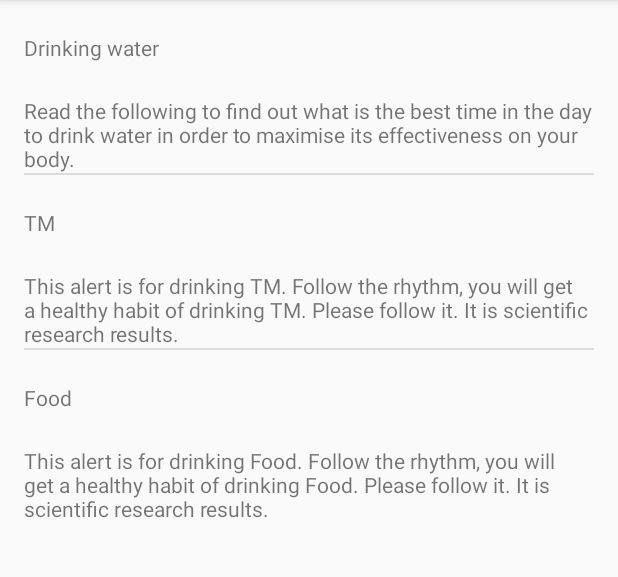
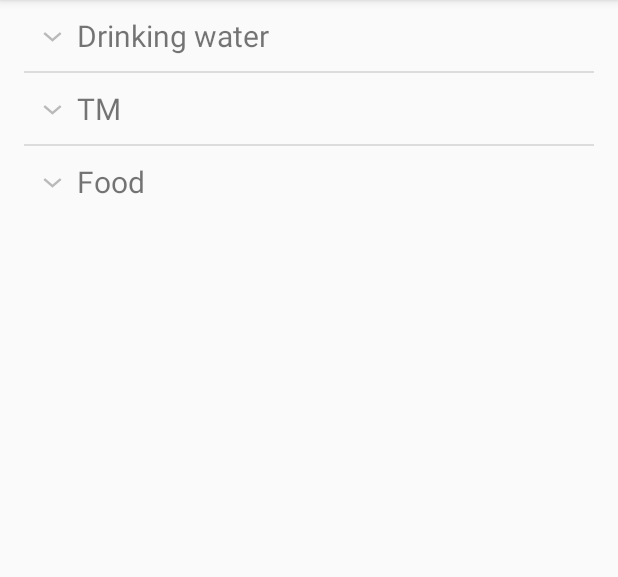
Before and after one commit to michael0521/MUM-DEVFEST, an Android app: the MainActivity screen opened directly, with no data from a screen before it, on a phone screen of 412 x 824 dp, the part 84-661 px from its top. Run offline under Robolectric (Android 15) with nearby library versions, the phone set to English and light mode, and no system bars; 1 statement that could not run was skipped.

Commit message:
xiankun modify the listview to expandable list view
Signed-off-by: xiankun.zhu <xiankun.zhu@gmail.com>

```diff
--- a/DevFest/app/src/main/java/com/mum/ten/devfest/MainActivity.java
+++ b/DevFest/app/src/main/java/com/mum/ten/devfest/MainActivity.java
@@ -7,7 +7,7 @@ import android.support.v7.app.AppCompatActivity;
 import android.support.v7.widget.Toolbar;
 import android.view.Menu;
 import android.view.MenuItem;
-import android.widget.ListView;
+import android.widget.ExpandableListView;
 
 
 public class MainActivity extends AppCompatActivity {
@@ -16,6 +16,9 @@ public class MainActivity extends AppCompatActivity {
      * ATTENTION: This was auto-generated to implement the App Indexing API.
      * See https://g.co/AppIndexing/AndroidStudio for more information.
      */
+
+    ExpandableListView listActsEx;
+    MyExpandableListAdapter adapterEx;
 
     @Override
     protected void onCreate(Bundle savedInstanceState) {
@@ -34,9 +37,10 @@ public class MainActivity extends AppCompatActivity {
         Toolbar toolbar = (Toolbar) findViewById(R.id.toolbar);
         setSupportActionBar(toolbar);
 
-        ListView listActs = (ListView) findViewById(R.id.list_acts);
-        MyListAdapter adapter = new MyListAdapter(this);
-        listActs.setAdapter(adapter);
+        // expandable list view
+        listActsEx = (ExpandableListView) findViewById(R.id.list_acts_expand);
+        adapterEx = new MyExpandableListAdapter(this);
+        listActsEx.setAdapter(adapterEx);
     }
 
 
--- /dev/null
+++ b/DevFest/app/src/main/java/com/mum/ten/devfest/MyExpandableListAdapter.java
@@ -0,0 +1,102 @@
+package com.mum.ten.devfest;
+
+import android.content.Context;
+import android.view.LayoutInflater;
+import android.view.View;
+import android.view.ViewGroup;
+import android.widget.BaseExpandableListAdapter;
+import android.widget.TextView;
+
+/**
+ * Created by Administrator on 12/26/2015.
+ */
+public class MyExpandableListAdapter extends BaseExpandableListAdapter{
+    static final int ALERT_TOTAL = 3;
+    static final int ALERT_DRINK = 0;
+    static final int ALERT_TM = 1;
+    static final int ALERT_FOOD = 2;
+
+    private Context mContext;
+
+    public MyExpandableListAdapter(Context context) {
+        mContext = context;
+    }
+
+    @Override
+    public int getGroupCount() {
+        return ALERT_TOTAL;
+    }
+
+    @Override
+    public int getChildrenCount(int groupPosition) {
+        return 1;
+    }
+
+    @Override
+    public Object getGroup(int groupPosition) {
+        if(groupPosition == ALERT_DRINK)
+            return mContext.getResources().getString(R.string.action_item_title_drink);
+        else if (groupPosition == ALERT_TM)
+            return mContext.getResources().getString(R.string.action_item_title_TM);
+        else if (groupPosition == ALERT_FOOD)
+            return mContext.getResources().getString(R.string.action_item_title_food);
+        return null;
+    }
+
+    @Override
+    public Object getChild(int groupPosition, int childPosition) {
+        if(groupPosition == ALERT_DRINK)
+            return mContext.getResources().getString(R.string.action_item_subtitle_drink);
+        else if (groupPosition == ALERT_TM)
+            return mContext.getResources().getString(R.string.action_item_subtitle_TM);
+        else if (groupPosition == ALERT_FOOD)
+            return mContext.getResources().getString(R.string.action_item_subtitle_food);
+        return null;
+    }
+
+    @Override
+    public long getGroupId(int groupPosition) {
+        return groupPosition;
+    }
+
+    @Override
+    public long getChildId(int groupPosition, int childPosition) {
+        return childPosition;
+    }
+
+    @Override
+    public boolean hasStableIds() {
+        return true;
+    }
+
+    @Override
+    public View getGroupView(int groupPosition, boolean isExpanded, View convertView, ViewGroup parent) {
+        LayoutInflater inflater = (LayoutInflater) mContext.getSystemService(Context.LAYOUT_INFLATER_SERVICE);
+
+        if (convertView == null) {
+            convertView = inflater.inflate(R.layout.act_item_group, null);
+        }
+        TextView item = (TextView) convertView.findViewById(R.id.laptop_group);
+        item.setText(this.getGroup(groupPosition).toString());
+
+        return convertView;
+    }
+
+    @Override
+    public View getChildView(int groupPosition, int childPosition, boolean isLastChild, View convertView, ViewGroup parent) {
+        LayoutInflater inflater = (LayoutInflater) mContext.getSystemService(Context.LAYOUT_INFLATER_SERVICE);
+
+        if (convertView == null) {
+            convertView = inflater.inflate(R.layout.act_item_child, null);
+        }
+        TextView item = (TextView) convertView.findViewById(R.id.laptop);
+        item.setText(getChild(groupPosition, childPosition).toString());
+
+        return convertView;
+    }
+
+    @Override
+    public boolean isChildSelectable(int groupPosition, int childPosition) {
+        return true;
+    }
+}
--- a/DevFest/app/src/main/java/com/mum/ten/devfest/MyListAdapter.java
+++ /dev/null
@@ -1,98 +0,0 @@
-package com.mum.ten.devfest;
-
-import android.content.Context;
-import android.util.Log;
-import android.view.LayoutInflater;
-import android.view.View;
-import android.view.ViewGroup;
-import android.view.animation.Animation;
-import android.view.animation.AnimationSet;
-import android.view.animation.ScaleAnimation;
-import android.widget.BaseAdapter;
-import android.widget.LinearLayout;
-import android.widget.TextView;
-
-/**
- * Created by Administrator on 12/24/2015.
- */
-
-public class MyListAdapter extends BaseAdapter {
-    static final int ALERT_TOTAL = 3;
-    static final int ALERT_DRINK = 0;
-    static final int ALERT_TM = 1;
-    static final int ALERT_FOOD = 2;
-
-    LinearLayout titleLayout;
-    LinearLayout layout;
-    TextView title;
-    TextView subTitle;
-
-    LayoutInflater mInflater;
-    public MyListAdapter(Context context) {
-//        mInflater = (LayoutInflater) context.getSystemService(Context.LAYOUT_INFLATER_SERVICE);
-        mInflater = LayoutInflater.from(context);
-    }
-
-    @Override
-    public View getView(int position, View convertView, ViewGroup parent) {
-        if(convertView==null) {
-            convertView = (LinearLayout) mInflater.inflate(R.layout.act_item, null);
-            titleLayout = (LinearLayout) convertView.findViewById(R.id.title);
-            title = (TextView) convertView.findViewById(R.id.title_content);
-            subTitle  = (TextView) convertView.findViewById(R.id.sub_title);
-            if (position == ALERT_DRINK) {
-                title.setText(R.string.action_item_title_drink);
-                subTitle.setText(R.string.action_item_subtitle_drink);
-            } else if (position == ALERT_TM) {
-                title.setText(R.string.action_item_title_TM);
-                subTitle.setText(R.string.action_item_subtitle_TM);
-            } else if (position == ALERT_FOOD) {
-                title.setText(R.string.action_item_title_food);
-                subTitle.setText(R.string.action_item_subtitle_food);
-            }
-            subTitle.setVisibility(View.VISIBLE);
-            titleLayout.setClickable(true);
-            titleLayout.setOnClickListener(new View.OnClickListener() {
-                @Override
-                public void onClick(View v) {
-                    layout = (LinearLayout) mInflater.inflate(R.layout.act_item, null);
-                    subTitle  = (TextView) layout.findViewById(R.id.sub_title);
-                    if (subTitle.getVisibility() == View.VISIBLE) {
-                        AnimationSet animationSet = new AnimationSet(true);
-                        ScaleAnimation animation = new ScaleAnimation(1.0f,0,1.0f,0,Animation.RELATIVE_TO_SELF, 0.5f, Animation.RELATIVE_TO_SELF, 0.5f);
-                        animation.setDuration(1000);
-                        subTitle.setAnimation(animation);
-                        animation.startNow();
-                        subTitle.setVisibility(View.GONE);
-                        Log.d("@@@", "GONE");
-                    } else {
-                        AnimationSet animationSet = new AnimationSet(true);
-                        ScaleAnimation animation = new ScaleAnimation(1.0f,1.0f,0,1.0f,Animation.RELATIVE_TO_SELF, 0.5f, Animation.RELATIVE_TO_SELF, 0.5f);
-                        animation.setDuration(1000);
-                        subTitle.setAnimation(animation);
-                        animation.startNow();
-                        subTitle.setVisibility(View.VISIBLE);
-                        subTitle.setText(R.string.action_item_subtitle_TM);
-                        Log.d("@@@", "VISIBLE");
-                    }
-                }
-            });
-        }
-        return convertView;
-    }
-
-    @Override
-    public int getCount() {
-        return ALERT_TOTAL;
-    }
-
-    @Override
-    public Object getItem(int position) {
-        return null;
-    }
-
-    @Override
-    public long getItemId(int position) {
-        return 0;
-    }
-}
--- a/DevFest/app/src/main/res/layout/act_item.xml
+++ b/DevFest/app/src/main/res/layout/act_item.xml
@@ -7,11 +7,13 @@
         android:id="@+id/title"
         android:layout_width="match_parent"
         android:layout_height="@dimen/act_item_height"
+        android:clickable="true"
         android:orientation="horizontal">
         <TextView
             android:id="@+id/title_content"
             android:layout_width="wrap_content"
             android:layout_height="@dimen/act_item_height"
+            android:textSize="@dimen/fragment_inner_text_size_title"
             android:gravity="center_vertical"/>
     </LinearLayout>
 
@@ -19,6 +21,8 @@
         android:id="@+id/sub_title"
         android:layout_width="match_parent"
         android:layout_height="wrap_content"
+        android:layout_marginTop="@dimen/list_item_subtitle_padding_top"
+        android:layout_marginBottom="@dimen/list_item_subtitle_padding_top"
         android:visibility="gone"/>
 
 </LinearLayout>
--- /dev/null
+++ b/DevFest/app/src/main/res/layout/act_item_group.xml
@@ -0,0 +1,16 @@
+<?xml version="1.0" encoding="utf-8"?>
+<LinearLayout xmlns:android="http://schemas.android.com/apk/res/android"
+    android:layout_width="match_parent"
+    android:layout_height="@dimen/act_item_height"
+    android:orientation="vertical"
+    android:paddingTop="@dimen/list_item_title_padding_top"
+    android:paddingBottom="@dimen/list_item_title_padding_top">
+
+    <TextView
+        android:id="@+id/laptop_group"
+        android:layout_width="wrap_content"
+        android:layout_height="wrap_content"
+        android:textSize="@dimen/fragment_inner_text_size_title"
+        android:paddingLeft="@dimen/list_item_subtitle_padding_left" />
+
+</LinearLayout>
--- a/DevFest/app/src/main/res/layout/content_main.xml
+++ b/DevFest/app/src/main/res/layout/content_main.xml
@@ -10,10 +10,9 @@
     tools:context="com.mum.ten.devfest.MainActivity"
     tools:showIn="@layout/activity_main">
 
-    <ListView
-        android:id="@+id/list_acts"
+    <ExpandableListView
+        android:id="@+id/list_acts_expand"
         android:layout_width="match_parent"
-        android:layout_height="wrap_content">
+        android:layout_height="wrap_content"/>
 
-    </ListView>
 </RelativeLayout>
--- a/DevFest/app/src/main/res/values/dimens.xml
+++ b/DevFest/app/src/main/res/values/dimens.xml
@@ -2,7 +2,7 @@
     <!-- Default screen margins, per the Android Design guidelines. -->
     <dimen name="activity_horizontal_margin">16dp</dimen>
     <dimen name="activity_vertical_margin">16dp</dimen>
-    <dimen name="act_item_height">64dp</dimen>
+    <dimen name="act_item_height">54dp</dimen>
     <dimen name="text_margin">16dp</dimen>
     <dimen name="btn_height">46dp</dimen>
     <dimen name="btn_width">80dp</dimen>
@@ -16,4 +16,7 @@
     <dimen name="fragment_inner_text_size_title">20sp</dimen>
 
     <dimen name="button_margin_bottom">10dp</dimen>
+    <dimen name="list_item_subtitle_padding_top">10dp</dimen>
+    <dimen name="list_item_subtitle_padding_left">35dp</dimen>
+    <dimen name="list_item_title_padding_top">10dp</dimen>
 </resources>
```
Also changed, not shown: DevFest/app/src/main/res/layout/act_item_child.xml (added, +17 -0 lines).
